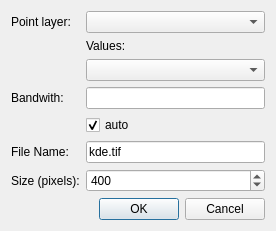
Old version of the form ui_densitymap.ui in the repository fccoelho/spatialKDE.
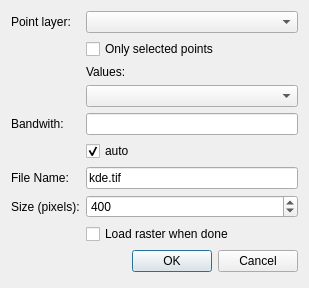
New version of the form.

Patch:
```diff
--- a/ui_densitymap.ui
+++ b/ui_densitymap.ui
@@ -6,8 +6,8 @@
    <rect>
     <x>0</x>
     <y>0</y>
-    <width>276</width>
-    <height>213</height>
+    <width>309</width>
+    <height>288</height>
    </rect>
   </property>
   <property name="windowTitle">
@@ -24,24 +24,24 @@
    <item row="0" column="1">
     <widget class="QComboBox" name="layerComboBox"/>
    </item>
-   <item row="1" column="1">
+   <item row="3" column="1">
     <widget class="QLabel" name="label_5">
      <property name="text">
       <string>Values:</string>
      </property>
     </widget>
    </item>
-   <item row="2" column="1">
+   <item row="4" column="1">
     <widget class="QComboBox" name="zcomboBox"/>
    </item>
-   <item row="3" column="0">
+   <item row="5" column="0">
     <widget class="QLabel" name="label_2">
      <property name="text">
       <string>Bandwith:</string>
      </property>
     </widget>
    </item>
-   <item row="3" column="1">
+   <item row="5" column="1">
     <widget class="QLineEdit" name="bwEdit">
      <property name="enabled">
       <bool>true</bool>
@@ -51,7 +51,7 @@
      </property>
     </widget>
    </item>
-   <item row="4" column="1">
+   <item row="6" column="1">
     <widget class="QCheckBox" name="autobwCheckBox">
      <property name="text">
       <string>auto</string>
@@ -61,28 +61,28 @@
      </property>
     </widget>
    </item>
-   <item row="5" column="0">
+   <item row="7" column="0">
     <widget class="QLabel" name="label_3">
      <property name="text">
       <string>File Name:</string>
      </property>
     </widget>
    </item>
-   <item row="5" column="1">
+   <item row="7" column="1">
     <widget class="QLineEdit" name="rasterEdit">
      <property name="text">
       <string>kde.tif</string>
      </property>
     </widget>
    </item>
-   <item row="6" column="0">
+   <item row="8" column="0">
     <widget class="QLabel" name="label_4">
      <property name="text">
       <string>Size (pixels):</string>
      </property>
     </widget>
    </item>
-   <item row="6" column="1">
+   <item row="8" column="1">
     <widget class="QSpinBox" name="sizeSpinBox">
      <property name="maximum">
       <number>1000</number>
@@ -95,7 +95,7 @@
      </property>
     </widget>
    </item>
-   <item row="7" column="0" colspan="2">
+   <item row="10" column="0" colspan="2">
     <widget class="QDialogButtonBox" name="buttonBox">
      <property name="orientation">
       <enum>Qt::Horizontal</enum>
@@ -105,6 +105,20 @@
      </property>
     </widget>
    </item>
+   <item row="2" column="1">
+    <widget class="QCheckBox" name="checkBox">
+     <property name="text">
+      <string>Only selected points</string>
+     </property>
+    </widget>
+   </item>
+   <item row="9" column="1">
+    <widget class="QCheckBox" name="checkBox_2">
+     <property name="text">
+      <string>Load raster when done</string>
+     </property>
+    </widget>
+   </item>
   </layout>
  </widget>
  <resources/>
```
